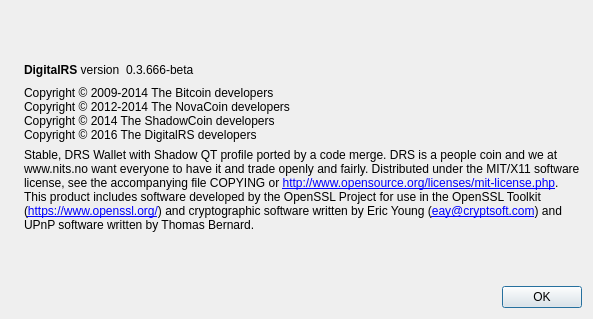
Old version of the form source/src/qt/forms/aboutdialog.ui in the repository mammix2/experimental.
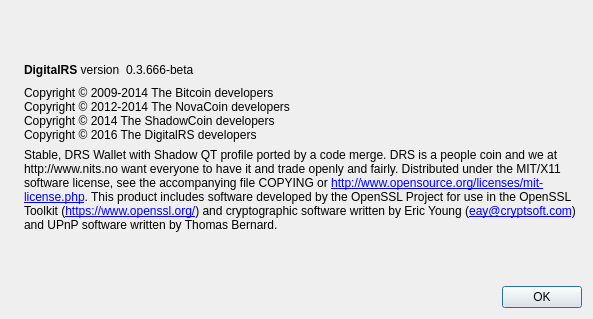
New version of the form. Icons and pictures are not drawn.

Patch:
```diff
--- a/source/src/qt/forms/aboutdialog.ui
+++ b/source/src/qt/forms/aboutdialog.ui
@@ -108,7 +108,7 @@
        </property>
        <property name="text">
         <string>
-Stable, DRS Wallet with Shadow QT profile ported by a code merge. DRS is a people coin and we at www.nits.no want everyone to have it and trade openly and fairly.
+Stable, DRS Wallet with Shadow QT profile ported by a code merge. DRS is a people coin and we at http://www.nits.no want everyone to have it and trade openly and fairly.
 
 Distributed under the MIT/X11 software license, see the accompanying file COPYING or &lt;a href=&quot;http://www.opensource.org/licenses/mit-license.php&quot;&gt;http://www.opensource.org/licenses/mit-license.php&lt;/a&gt;.
 
```
